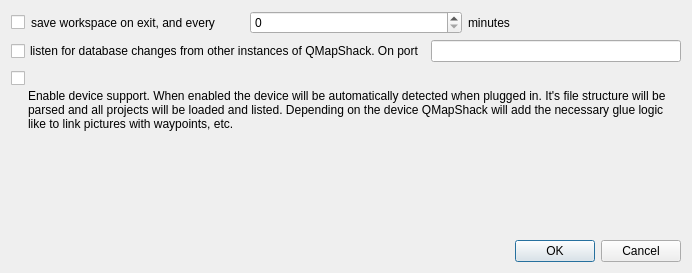
Above: src/qmapshack/gis/db/ISetupWorkspace.ui from Maproom/qmapshack before the change. Below: the same form after it.
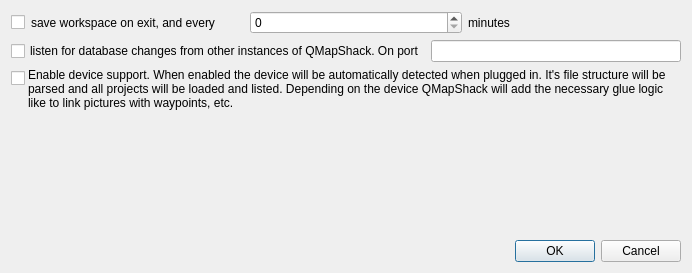
That is the form after the change.

The edit to the form file:
```diff
--- a/src/qmapshack/gis/db/ISetupWorkspace.ui
+++ b/src/qmapshack/gis/db/ISetupWorkspace.ui
@@ -118,6 +118,9 @@
        <property name="text">
         <string>Enable device support. When enabled the device will be automatically detected when plugged in. It's file structure will be parsed and all projects will be loaded and listed. Depending on the device QMapShack will add the necessary glue logic like to link pictures with waypoints, etc.</string>
        </property>
+       <property name="alignment">
+        <set>Qt::AlignmentFlag::AlignLeading|Qt::AlignmentFlag::AlignLeft|Qt::AlignmentFlag::AlignTop</set>
+       </property>
        <property name="wordWrap">
         <bool>true</bool>
        </property>
```
